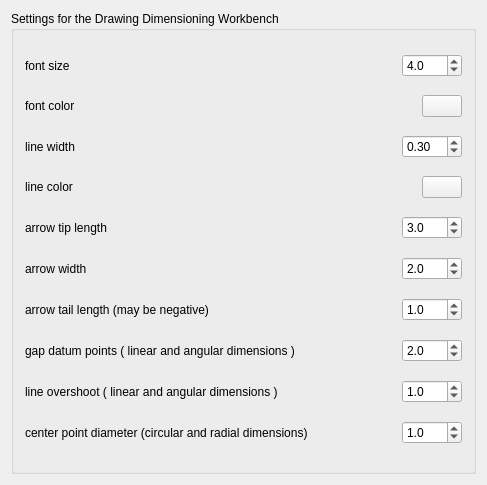
Before: the Qt Designer form Resources/ui/drawing_dimensioing_prefs-base.ui in hamish2014/FreeCAD_drawing_dimensioning, drawn with Qt 5.
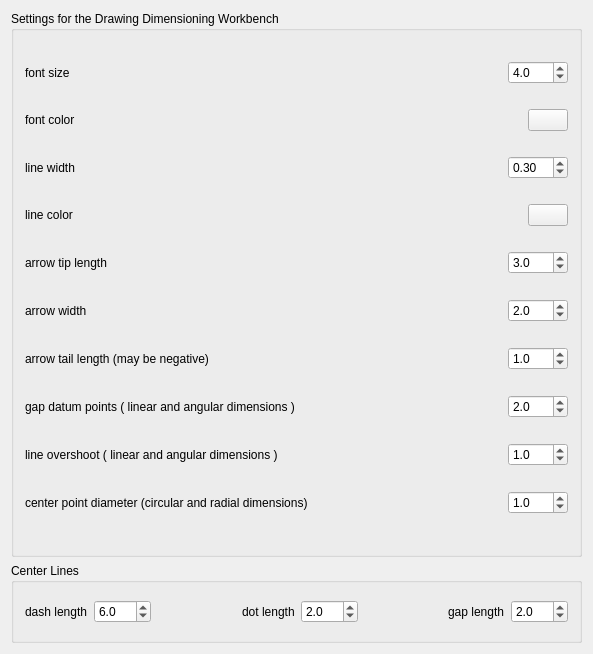
After: the same form once the commit is applied. Custom widgets are drawn as their Qt base class.

Commit message: center lines added.

Patch:
```diff
--- a/Resources/ui/drawing_dimensioing_prefs-base.ui
+++ b/Resources/ui/drawing_dimensioing_prefs-base.ui
@@ -6,8 +6,8 @@
    <rect>
     <x>0</x>
     <y>0</y>
-    <width>487</width>
-    <height>485</height>
+    <width>593</width>
+    <height>654</height>
    </rect>
   </property>
   <property name="windowTitle">
@@ -19,8 +19,8 @@
      <property name="title">
       <string>Settings for the Drawing Dimensioning Workbench</string>
      </property>
-     <layout class="QGridLayout" name="gridLayout">
-      <item row="0" column="0">
+     <layout class="QVBoxLayout" name="verticalLayout">
+      <item>
        <layout class="QHBoxLayout" name="horizontalLayout_19">
         <item>
          <widget class="QLabel" name="label">
@@ -66,7 +66,7 @@
         </item>
        </layout>
       </item>
-      <item row="1" column="0">
+      <item>
        <layout class="QHBoxLayout" name="horizontalLayout">
         <item>
          <widget class="QLabel" name="label_2">
@@ -110,7 +110,7 @@
         </item>
        </layout>
       </item>
-      <item row="2" column="0">
+      <item>
        <layout class="QHBoxLayout" name="horizontalLayout_2">
         <item>
          <widget class="QLabel" name="label_3">
@@ -153,7 +153,7 @@
         </item>
        </layout>
       </item>
-      <item row="3" column="0">
+      <item>
        <layout class="QHBoxLayout" name="horizontalLayout_3">
         <item>
          <widget class="QLabel" name="label_4">
@@ -197,7 +197,7 @@
         </item>
        </layout>
       </item>
-      <item row="4" column="0">
+      <item>
        <layout class="QHBoxLayout" name="horizontalLayout_4">
         <item>
          <widget class="QLabel" name="label_5">
@@ -243,7 +243,7 @@
         </item>
        </layout>
       </item>
-      <item row="5" column="0">
+      <item>
        <layout class="QHBoxLayout" name="horizontalLayout_5">
         <item>
          <widget class="QLabel" name="label_6">
@@ -289,7 +289,7 @@
         </item>
        </layout>
       </item>
-      <item row="6" column="0">
+      <item>
        <layout class="QHBoxLayout" name="horizontalLayout_6">
         <item>
          <widget class="QLabel" name="label_7">
@@ -335,7 +335,7 @@
         </item>
        </layout>
       </item>
-      <item row="7" column="0">
+      <item>
        <layout class="QHBoxLayout" name="horizontalLayout_7">
         <item>
          <widget class="QLabel" name="label_8">
@@ -378,7 +378,7 @@
         </item>
        </layout>
       </item>
-      <item row="8" column="0">
+      <item>
        <layout class="QHBoxLayout" name="horizontalLayout_8">
         <item>
          <widget class="QLabel" name="label_9">
@@ -421,7 +421,7 @@
         </item>
        </layout>
       </item>
-      <item row="9" column="0">
+      <item>
        <layout class="QHBoxLayout" name="horizontalLayout_9">
         <item>
          <widget class="QLabel" name="label_10">
@@ -467,6 +467,183 @@
      </layout>
     </widget>
    </item>
+   <item row="1" column="0">
+    <widget class="QGroupBox" name="groupBox_2">
+     <property name="sizePolicy">
+      <sizepolicy hsizetype="Preferred" vsizetype="Minimum">
+       <horstretch>0</horstretch>
+       <verstretch>0</verstretch>
+      </sizepolicy>
+     </property>
+     <property name="maximumSize">
+      <size>
+       <width>16777215</width>
+       <height>80</height>
+      </size>
+     </property>
+     <property name="title">
+      <string>Center Lines</string>
+     </property>
+     <layout class="QHBoxLayout" name="horizontalLayout_11">
+      <item>
+       <layout class="QHBoxLayout" name="horizontalLayout_10">
+        <item>
+         <widget class="QLabel" name="label_11">
+          <property name="text">
+           <string>dash length</string>
+          </property>
+         </widget>
+        </item>
+        <item>
+         <widget class="Gui::PrefDoubleSpinBox" name="gui::prefdoublespinbox_9">
+          <property name="maximumSize">
+           <size>
+            <width>60</width>
+            <height>16777215</height>
+           </size>
+          </property>
+          <property name="toolTip">
+           <string>This is the value used by functions that use a tolerance.
+Values with differences below this value will be treated as same.</string>
+          </property>
+          <property name="suffix">
+           <string/>
+          </property>
+          <property name="decimals">
+           <number>1</number>
+          </property>
+          <property name="minimum">
+           <double>0.100000000000000</double>
+          </property>
+          <property name="singleStep">
+           <double>0.100000000000000</double>
+          </property>
+          <property name="value">
+           <double>6.000000000000000</double>
+          </property>
+          <property name="prefEntry" stdset="0">
+           <cstring>centerLine_len_dash</cstring>
+          </property>
+          <property name="prefPath" stdset="0">
+           <cstring>Mod/Drawing_Dimensioning</cstring>
+          </property>
+         </widget>
+        </item>
+        <item>
+         <spacer name="horizontalSpacer_4">
+          <property name="orientation">
+           <enum>Qt::Horizontal</enum>
+          </property>
+          <property name="sizeHint" stdset="0">
+           <size>
+            <width>40</width>
+            <height>20</height>
+           </size>
+          </property>
+         </spacer>
+        </item>
+        <item>
+         <widget class="QLabel" name="label_12">
+          <property name="text">
+           <string>dot length</string>
+          </property>
+         </widget>
+        </item>
+        <item>
+         <widget class="Gui::PrefDoubleSpinBox" name="gui::prefdoublespinbox_10">
+          <property name="maximumSize">
+           <size>
+            <width>60</width>
+            <height>16777215</height>
+           </size>
+          </property>
+          <property name="toolTip">
+           <string>This is the value used by functions that use a tolerance.
+Values with differences below this value will be treated as same.</string>
+          </property>
+          <property name="suffix">
+           <string/>
+          </property>
+          <property name="decimals">
+           <number>1</number>
+          </property>
+          <property name="minimum">
+           <double>0.100000000000000</double>
+          </property>
+          <property name="singleStep">
+           <double>0.100000000000000</double>
+          </property>
+          <property name="value">
+           <double>2.000000000000000</double>
+          </property>
+          <property name="prefEntry" stdset="0">
+           <cstring>centerLine_len_dot</cstring>
+          </property>
+          <property name="prefPath" stdset="0">
+           <cstring>Mod/Drawing_Dimensioning</cstring>
+          </property>
+         </widget>
+        </item>
+        <item>
+         <spacer name="horizontalSpacer_3">
+          <property name="orientation">
+           <enum>Qt::Horizontal</enum>
+          </property>
+          <property name="sizeHint" stdset="0">
+           <size>
+            <width>40</width>
+            <height>20</height>
+           </size>
+          </property>
+         </spacer>
+        </item>
+        <item>
+         <widget class="QLabel" name="label_13">
+          <property name="text">
+           <string>gap length</string>
+          </property>
+         </widget>
+        </item>
+        <item>
+         <widget class="Gui::PrefDoubleSpinBox" name="gui::prefdoublespinbox_11">
+          <property name="maximumSize">
+           <size>
+            <width>60</width>
+            <height>16777215</height>
+           </size>
+          </property>
+          <property name="toolTip">
+           <string>This is the value used by functions that use a tolerance.
+Values with differences below this value will be treated as same.</string>
+          </property>
+          <property name="suffix">
+           <string/>
+          </property>
+          <property name="decimals">
+           <number>1</number>
+          </property>
+          <property name="minimum">
+           <double>0.100000000000000</double>
+          </property>
+          <property name="singleStep">
+           <double>0.100000000000000</double>
+          </property>
+          <property name="value">
+           <double>2.000000000000000</double>
+          </property>
+          <property name="prefEntry" stdset="0">
+           <cstring>centerLine_len_gap</cstring>
+          </property>
+          <property name="prefPath" stdset="0">
+           <cstring>Mod/Drawing_Dimensioning</cstring>
+          </property>
+         </widget>
+        </item>
+       </layout>
+      </item>
+     </layout>
+    </widget>
+   </item>
   </layout>
  </widget>
  <layoutdefault spacing="6" margin="11"/>
```
The commit also changes 11 other files.
